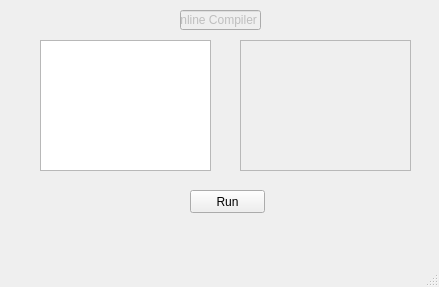
First picture: the form in newWindow.ui, repository benkedda-louai/TP-CMP, before the edit.
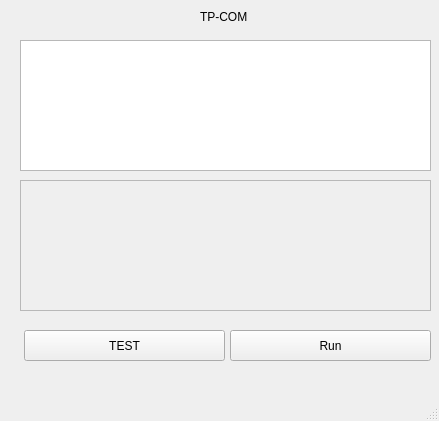
Second picture: the form after the edit.

What changed in the file:
```diff
--- a/newWindow.ui
+++ b/newWindow.ui
@@ -7,7 +7,7 @@
     <x>0</x>
     <y>0</y>
     <width>439</width>
-    <height>287</height>
+    <height>421</height>
    </rect>
   </property>
   <property name="windowTitle">
@@ -17,9 +17,9 @@
    <widget class="QTextEdit" name="textEdit">
     <property name="geometry">
      <rect>
-      <x>40</x>
+      <x>20</x>
       <y>40</y>
-      <width>171</width>
+      <width>411</width>
       <height>131</height>
      </rect>
     </property>
@@ -27,14 +27,14 @@
    <widget class="QPushButton" name="pushButton">
     <property name="geometry">
      <rect>
-      <x>190</x>
-      <y>190</y>
-      <width>75</width>
-      <height>23</height>
+      <x>24</x>
+      <y>330</y>
+      <width>201</width>
+      <height>31</height>
      </rect>
     </property>
     <property name="text">
-     <string>Run</string>
+     <string>TEST</string>
     </property>
    </widget>
    <widget class="QTextEdit" name="textEdit_2">
@@ -43,27 +43,37 @@
     </property>
     <property name="geometry">
      <rect>
-      <x>240</x>
-      <y>40</y>
-      <width>171</width>
+      <x>20</x>
+      <y>180</y>
+      <width>411</width>
       <height>131</height>
      </rect>
     </property>
    </widget>
-   <widget class="QLineEdit" name="lineEdit">
-    <property name="enabled">
-     <bool>false</bool>
+   <widget class="QPushButton" name="pushButton_2">
+    <property name="geometry">
+     <rect>
+      <x>230</x>
+      <y>330</y>
+      <width>201</width>
+      <height>31</height>
+     </rect>
     </property>
+    <property name="text">
+     <string>Run</string>
+    </property>
+   </widget>
+   <widget class="QLabel" name="label">
     <property name="geometry">
      <rect>
-      <x>180</x>
+      <x>200</x>
       <y>10</y>
-      <width>81</width>
-      <height>20</height>
+      <width>47</width>
+      <height>14</height>
      </rect>
     </property>
     <property name="text">
-     <string>Online Compiler</string>
+     <string>TP-COMP</string>
     </property>
    </widget>
   </widget>
```
Left out of the diff: 15 changed lines with no effect on the pictures.
